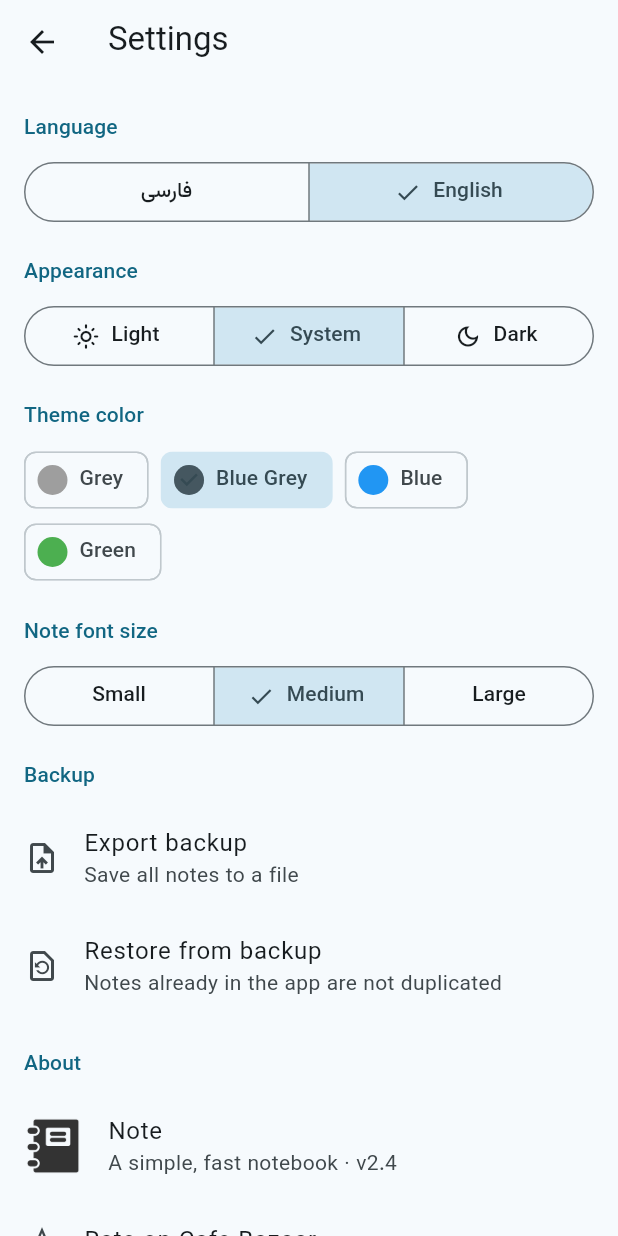
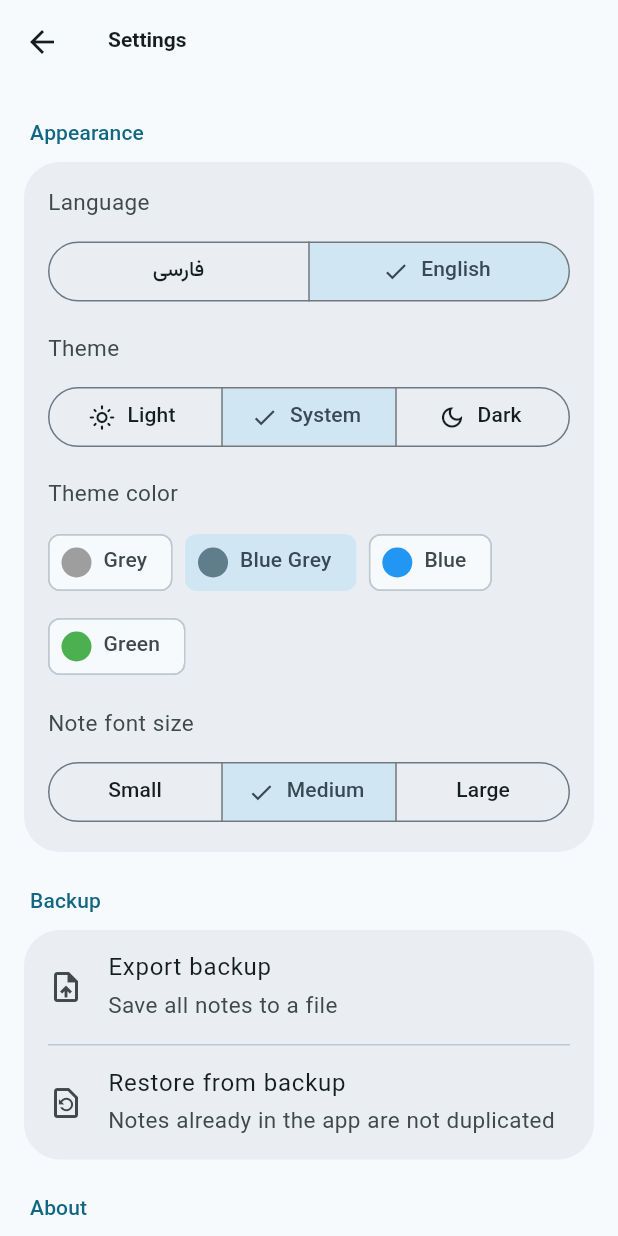
Before and after one commit to hadihmh/notpad-flutter, a Flutter app: the SettingsPage screen opened directly, after a tap on "English", on a phone screen of 412 x 824 dp. Run offline on Flutter 3.47's test engine with Material 3 defaults, Android fonts, the phone set to English and light mode, and no system bars; our stand-ins replace shared_preferences, sqflite; accounts and stored records are empty.

Commit message:
v2.5: visual redesign with a consistent spacing scale
- lib/theme.dart: 4/8-pt spacing scale, radii and Material 3 theme (Vazirmatn, Persian line height)
- Soft rounded cards without heavy shadow; floating search pill holds menu and view toggle
- Redesigned note palette with true dark-mode tints; stored v1 color keys unchanged
- 48px named color swatches (screen-reader labels); grouped settings; adaptive grid columns
- Extended 'New note' FAB, red destructive delete, richer empty states and drawer header

Co-Authored-By: Claude Opus 5.5 <noreply@anthropic.com>

```diff
--- a/lib/l10n.dart
+++ b/lib/l10n.dart
@@ -47,6 +47,15 @@ const fa = {
   'Trash is empty': 'سطل زباله خالی است',
   'Color': 'رنگ',
   'Default color': 'رنگ پیش‌فرض',
+  'Rose': 'گلبهی',
+  'Amber': 'کهربایی',
+  'Lemon': 'لیمویی',
+  'Lime': 'سبز روشن',
+  'Mint': 'نعنایی',
+  'Sky': 'آسمانی',
+  'Lavender': 'یاسی',
+  'Pink': 'صورتی',
+  'Sand': 'شنی',
   'Undo changes': 'لغو تغییرات',
   'Show checkboxes': 'نمایش چک‌باکس‌ها',
   'Hide checkboxes': 'حذف چک‌باکس‌ها',
@@ -55,6 +64,7 @@ const fa = {
   'Remove item': 'حذف مورد',
   'Title': 'عنوان',
   'Appearance': 'ظاهر',
+  'Theme': 'پوسته',
   'Light': 'روشن',
   'System': 'سیستم',
   'Dark': 'تیره',
--- a/lib/main.dart
+++ b/lib/main.dart
@@ -3,6 +3,7 @@ import 'package:flutter_localizations/flutter_localizations.dart';
 
 import 'data/settings.dart';
 import 'pages/home_page.dart';
+import 'theme.dart';
 
 Future<void> main() async {
   WidgetsFlutterBinding.ensureInitialized();
@@ -24,8 +25,8 @@ class NoteApp extends StatelessWidget {
         supportedLocales: const [Locale('fa'), Locale('en')],
         localizationsDelegates: GlobalMaterialLocalizations.delegates,
         themeMode: settings.themeMode,
-        theme: ThemeData(colorSchemeSeed: settings.seed, brightness: Brightness.light, fontFamily: 'Vazirmatn'),
-        darkTheme: ThemeData(colorSchemeSeed: settings.seed, brightness: Brightness.dark, fontFamily: 'Vazirmatn'),
+        theme: buildTheme(settings.seed, Brightness.light),
+        darkTheme: buildTheme(settings.seed, Brightness.dark),
         home: const HomePage(),
       ),
     );
--- a/lib/pages/home_page.dart
+++ b/lib/pages/home_page.dart
@@ -6,6 +6,7 @@ import '../data/note.dart';
 import '../data/notes_db.dart';
 import '../data/settings.dart';
 import '../l10n.dart';
+import '../theme.dart';
 import '../utils.dart';
 import 'note_page.dart';
 import 'settings_page.dart';
@@ -19,6 +20,7 @@ class HomePage extends StatefulWidget {
 
 class _HomePageState extends State<HomePage> {
   final _db = NotesDb.instance;
+  final _scaffold = GlobalKey<ScaffoldState>();
   Section _section = Section.notes;
   List<Note> _notes = [];
   String _query = '';
@@ -118,7 +120,14 @@ class _HomePageState extends State<HomePage> {
           content: Text(message),
           actions: [
             TextButton(onPressed: () => Navigator.pop(c, false), child: Text(tr('Cancel'))),
-            FilledButton(onPressed: () => Navigator.pop(c, true), child: Text(tr('Delete'))),
+            FilledButton(
+              style: FilledButton.styleFrom(
+                backgroundColor: Theme.of(c).colorScheme.error,
+                foregroundColor: Theme.of(c).colorScheme.onError,
+              ),
+              onPressed: () => Navigator.pop(c, true),
+              child: Text(tr('Delete')),
+            ),
           ],
         ),
       ) ??
@@ -139,6 +148,7 @@ class _HomePageState extends State<HomePage> {
               },
             );
         return SafeArea(
+          minimum: const EdgeInsets.only(bottom: Space.s),
           child: Column(mainAxisSize: MainAxisSize.min, children: [
             if (trash) ...[
               item(Icons.restore_from_trash_outlined, 'Restore', () => _restore(n)),
@@ -171,7 +181,14 @@ class _HomePageState extends State<HomePage> {
   @override
   Widget build(BuildContext context) {
     final notes = _visible;
+    final scheme = Theme.of(context).colorScheme;
+    final viewToggle = IconButton(
+      tooltip: settings.gridView ? tr('List view') : tr('Grid view'),
+      icon: Icon(settings.gridView ? Icons.view_agenda_outlined : Icons.grid_view_outlined),
+      onPressed: () => setState(settings.toggleGrid),
+    );
     return Scaffold(
+      key: _scaffold,
       drawer: NavigationDrawer(
         selectedIndex: _section.index,
         onDestinationSelected: (i) {
@@ -181,51 +198,73 @@ class _HomePageState extends State<HomePage> {
         },
         children: [
           Padding(
-            padding: const EdgeInsets.fromLTRB(28, 16, 16, 12),
-            child: Text(tr('Note'), style: Theme.of(context).textTheme.titleLarge),
+            padding: const EdgeInsetsDirectional.fromSTEB(28, Space.xl, Space.l, Space.l),
+            child: Row(children: [
+              ClipRRect(
+                borderRadius: BorderRadius.circular(Space.s),
+                child: Image.asset('Assets/logo-grey.png', width: 36, height: 36),
+              ),
+              const SizedBox(width: Space.m),
+              Text(tr('Note'), style: Theme.of(context).textTheme.titleLarge),
+            ]),
           ),
           for (final s in Section.values)
             NavigationDrawerDestination(icon: Icon(_icons[s]), label: Text(tr(_titles[s]!))),
-          const Divider(indent: 28, endIndent: 28),
+          const Padding(
+            padding: EdgeInsets.symmetric(horizontal: 28, vertical: Space.s),
+            child: Divider(),
+          ),
           NavigationDrawerDestination(icon: const Icon(Icons.settings_outlined), label: Text(tr('Settings'))),
         ],
       ),
-      appBar: AppBar(
-        title: _section == Section.notes
-            ? SearchBar(
+      appBar: _section == Section.notes
+          // Floating search pill holding the menu and view toggle, like a single toolbar.
+          ? AppBar(
+              automaticallyImplyLeading: false,
+              toolbarHeight: 72,
+              titleSpacing: Space.page,
+              title: SearchBar(
                 hintText: tr('Search your notes'),
-                elevation: const WidgetStatePropertyAll(0),
-                leading: const Icon(Icons.search),
+                leading: IconButton(
+                  tooltip: MaterialLocalizations.of(context).openAppDrawerTooltip,
+                  icon: const Icon(Icons.menu),
+                  onPressed: () => _scaffold.currentState?.openDrawer(),
+                ),
+                trailing: [viewToggle],
                 onChanged: (q) => setState(() => _query = q.trim()),
+              ),
             )
-            : Text(tr(_titles[_section]!)),
+          : AppBar(
+              title: Text(tr(_titles[_section]!)),
               actions: [
-          IconButton(
-            tooltip: settings.gridView ? tr('List view') : tr('Grid view'),
-            icon: Icon(settings.gridView ? Icons.view_agenda_outlined : Icons.grid_view),
-            onPressed: () => setState(settings.toggleGrid),
-          ),
+                viewToggle,
                 if (_section == Section.trash)
                   IconButton(
-                tooltip: tr('Empty trash'), icon: const Icon(Icons.delete_sweep_outlined), onPressed: _emptyTrash),
+                    tooltip: tr('Empty trash'),
+                    icon: const Icon(Icons.delete_sweep_outlined),
+                    onPressed: _emptyTrash,
+                  ),
+                const SizedBox(width: Space.xs),
               ],
             ),
       floatingActionButton: _section == Section.notes
-          ? FloatingActionButton(
-              tooltip: tr('New note'),
+          ? FloatingActionButton.extended(
               onPressed: () => _open(Note()),
-              child: const Icon(Icons.edit_outlined),
+              icon: const Icon(Icons.edit_outlined),
+              label: Text(tr('New note')),
             )
           : null,
       body: _loading
           ? const Center(child: CircularProgressIndicator())
           : notes.isEmpty
               ? _empty()
-              : MasonryGridView.count(
-                  padding: const EdgeInsets.fromLTRB(12, 8, 12, 96),
-                  crossAxisCount: settings.gridView ? 2 : 1,
-                  mainAxisSpacing: 8,
-                  crossAxisSpacing: 8,
+              : LayoutBuilder(
+                  // Columns follow the available width (phone 2, tablet 3-4), not the device.
+                  builder: (context, box) => MasonryGridView.count(
+                    padding: const EdgeInsets.fromLTRB(Space.page, Space.xs, Space.page, 96),
+                    crossAxisCount: settings.gridView ? (box.maxWidth / 220).floor().clamp(2, 5) : 1,
+                    mainAxisSpacing: Space.m,
+                    crossAxisSpacing: Space.m,
                     itemCount: notes.length,
                     itemBuilder: (_, i) => NoteCard(
                       note: notes[i],
@@ -234,6 +273,8 @@ class _HomePageState extends State<HomePage> {
                       onLongPress: () => _showActions(notes[i]),
                     ),
                   ),
+                ),
+      backgroundColor: scheme.surface,
     );
   }
 
@@ -245,13 +286,22 @@ class _HomePageState extends State<HomePage> {
             Section.archive => 'Archived notes appear here',
             Section.trash => 'Trash is empty',
           };
-    final color = Theme.of(context).colorScheme.outline;
+    final scheme = Theme.of(context).colorScheme;
     return Center(
+      child: Padding(
+        padding: const EdgeInsets.all(Space.xxl),
         child: Column(mainAxisSize: MainAxisSize.min, children: [
-        Icon(_icons[_section], size: 72, color: color),
-        const SizedBox(height: 12),
-        Text(tr(text), style: TextStyle(color: color)),
+          CircleAvatar(
+            radius: 48,
+            backgroundColor: scheme.surfaceContainerHigh,
+            child: Icon(_icons[_section], size: 44, color: scheme.primary),
+          ),
+          const SizedBox(height: Space.l),
+          Text(tr(text),
+              textAlign: TextAlign.center,
+              style: Theme.of(context).textTheme.bodyLarge?.copyWith(color: scheme.onSurfaceVariant)),
         ]),
+      ),
     );
   }
 }
@@ -266,41 +316,45 @@ class NoteCard extends StatelessWidget {
 
   @override
   Widget build(BuildContext context) {
-    final fg = noteForeground(note.color);
-    final text = Theme.of(context).textTheme;
+    final theme = Theme.of(context);
+    final bg = noteBackground(note.color, theme.brightness);
+    final fg = noteForeground(note.color, theme.brightness);
+    final text = theme.textTheme;
+    final hasTitle = note.title.trim().isNotEmpty, hasBody = note.content.trim().isNotEmpty;
     return Card(
-      margin: EdgeInsets.zero,
-      color: noteBackground(note.color),
+      color: bg,
+      // Tinted notes need no outline; default notes keep the theme's hairline border.
+      shape: bg == null ? null : RoundedRectangleBorder(borderRadius: BorderRadius.circular(Radii.card)),
       clipBehavior: Clip.antiAlias,
       child: InkWell(
         onTap: onTap,
         onLongPress: onLongPress,
-        child: Stack(children: [
-          if (note.pinned)
-            PositionedDirectional(
-              top: 8,
-              end: 8,
-              child: Icon(Icons.push_pin, size: 16, color: fg, semanticLabel: tr('Pinned')),
-            ),
-          Padding(
-            padding: EdgeInsetsDirectional.fromSTEB(14, 14, note.pinned ? 28 : 14, 14),
+        child: Padding(
+          padding: const EdgeInsets.all(Space.l),
           child: Column(crossAxisAlignment: CrossAxisAlignment.stretch, children: [
-              if (note.title.trim().isNotEmpty)
-                Text(note.title,
+            if (hasTitle || note.pinned)
+              Row(crossAxisAlignment: CrossAxisAlignment.start, children: [
+                Expanded(
+                  child: Text(note.title,
                       maxLines: 2,
                       overflow: TextOverflow.ellipsis,
                       textDirection: directionOf(note.title),
-                    style: text.titleMedium?.copyWith(color: fg, fontWeight: FontWeight.w600)),
-              if (note.title.trim().isNotEmpty && note.content.trim().isNotEmpty) const SizedBox(height: 6),
-              if (note.content.trim().isNotEmpty)
+                      style: text.titleMedium?.copyWith(color: fg)),
+                ),
+                if (note.pinned) ...[
+                  const SizedBox(width: Space.s),
+                  Icon(Icons.push_pin, size: 18, color: fg ?? theme.colorScheme.primary, semanticLabel: tr('Pinned')),
+                ],
+              ]),
+            if ((hasTitle || note.pinned) && hasBody) const SizedBox(height: Space.s),
+            if (hasBody)
               Text(checklistPreview(note.content).trim(),
                   maxLines: maxLines,
                   overflow: TextOverflow.ellipsis,
                   textDirection: directionOf(note.content),
-                    style: text.bodyMedium?.copyWith(color: fg)),
+                  style: text.bodyMedium?.copyWith(color: fg ?? theme.colorScheme.onSurfaceVariant)),
           ]),
         ),
-        ]),
       ),
     );
   }
--- a/lib/pages/settings_page.dart
+++ b/lib/pages/settings_page.dart
@@ -8,6 +8,7 @@ import '../data/notes_db.dart';
 import '../data/settings.dart';
 import '../utils.dart';
 import '../l10n.dart';
+import '../theme.dart';
 
 class SettingsPage extends StatelessWidget {
   const SettingsPage({super.key});
@@ -20,94 +21,116 @@ class SettingsPage extends StatelessWidget {
 
   @override
   Widget build(BuildContext context) {
-    final header = Theme.of(context).textTheme.titleSmall?.copyWith(color: Theme.of(context).colorScheme.primary);
-    Widget section(String title) => Padding(
-          padding: const EdgeInsets.fromLTRB(16, 20, 16, 8),
-          child: Text(tr(title), style: header),
+    final theme = Theme.of(context);
+
+    // A titled group of settings inside one rounded surface.
+    Widget group(String title, List<Widget> children) => Padding(
+          padding: const EdgeInsets.fromLTRB(Space.page, Space.xl, Space.page, 0),
+          child: Column(crossAxisAlignment: CrossAxisAlignment.stretch, children: [
+            Padding(
+              padding: const EdgeInsetsDirectional.only(start: Space.xs, bottom: Space.s),
+              child: Text(tr(title), style: theme.textTheme.titleSmall?.copyWith(color: theme.colorScheme.primary)),
+            ),
+            Card(
+              shape: RoundedRectangleBorder(borderRadius: BorderRadius.circular(Radii.group)),
+              color: theme.colorScheme.surfaceContainer,
+              clipBehavior: Clip.antiAlias,
+              child: Column(crossAxisAlignment: CrossAxisAlignment.stretch, children: children),
+            ),
+          ]),
+        );
+    // Label sits 8 from its control and 16 from the previous control, so pairs read as pairs.
+    Widget padded(Widget child) =>
+        Padding(padding: const EdgeInsets.fromLTRB(Space.l, Space.s, Space.l, 0), child: child);
+    Widget label(String text) => Padding(
+          padding: const EdgeInsets.fromLTRB(Space.l, Space.l, Space.l, 0),
+          child: Text(tr(text), style: theme.textTheme.bodyMedium?.copyWith(color: theme.colorScheme.onSurfaceVariant)),
         );
 
     return Scaffold(
       appBar: AppBar(title: Text(tr('Settings'))),
       body: ListenableBuilder(
         listenable: settings,
-        builder: (context, _) => ListView(children: [
-          section('Language'),
-          Padding(
-            padding: const EdgeInsets.symmetric(horizontal: 16),
-            child: SegmentedButton<String>(
+        builder: (context, _) => ListView(padding: const EdgeInsets.only(bottom: Space.xxl), children: [
+          group('Appearance', [
+            label('Language'),
+            padded(SegmentedButton<String>(
               segments: const [
                 ButtonSegment(value: 'fa', label: Text('فارسی')),
                 ButtonSegment(value: 'en', label: Text('English')),
               ],
               selected: {settings.lang},
               onSelectionChanged: (s) => settings.setLang(s.first),
-            ),
-          ),
-          section('Appearance'),
-          Padding(
-            padding: const EdgeInsets.symmetric(horizontal: 16),
-            child: SegmentedButton<ThemeMode>(
+            )),
+            label('Theme'),
+            padded(SegmentedButton<ThemeMode>(
               segments: [
-                ButtonSegment(value: ThemeMode.light, icon: Icon(Icons.light_mode_outlined), label: Text(tr('Light'))),
                 ButtonSegment(
-                    value: ThemeMode.system, icon: Icon(Icons.brightness_auto_outlined), label: Text(tr('System'))),
-                ButtonSegment(value: ThemeMode.dark, icon: Icon(Icons.dark_mode_outlined), label: Text(tr('Dark'))),
+                    value: ThemeMode.light, icon: const Icon(Icons.light_mode_outlined), label: Text(tr('Light'))),
+                ButtonSegment(
+                    value: ThemeMode.system,
+                    icon: const Icon(Icons.brightness_auto_outlined),
+                    label: Text(tr('System'))),
+                ButtonSegment(
+                    value: ThemeMode.dark, icon: const Icon(Icons.dark_mode_outlined), label: Text(tr('Dark'))),
               ],
               selected: {settings.themeMode},
               onSelectionChanged: (s) => settings.setThemeMode(s.first),
-            ),
-          ),
-          section('Theme color'),
-          Padding(
-            padding: const EdgeInsets.symmetric(horizontal: 16),
-            child: Wrap(spacing: 8, children: [
+            )),
+            label('Theme color'),
+            padded(Wrap(spacing: Space.s, runSpacing: Space.s, children: [
               for (var i = 0; i < AppSettings.themeSeeds.length; i++)
                 ChoiceChip(
                   avatar: CircleAvatar(backgroundColor: AppSettings.themeSeeds[i]),
                   label: Text(tr(AppSettings.themeNames[i])),
                   selected: settings.themeIndex == i,
+                  showCheckmark: false,
                   onSelected: (_) => settings.setTheme(i),
                 ),
-            ]),
-          ),
-          section('Note font size'),
-          Padding(
-            padding: const EdgeInsets.symmetric(horizontal: 16),
-            child: SegmentedButton<int>(
+            ])),
+            label('Note font size'),
+            padded(SegmentedButton<int>(
               segments: [
                 for (var i = 0; i < AppSettings.fontNames.length; i++)
                   ButtonSegment(value: i, label: Text(tr(AppSettings.fontNames[i]))),
               ],
               selected: {settings.fontIndex},
               onSelectionChanged: (s) => settings.setFont(s.first),
-            ),
-          ),
-          section('Backup'),
+            )),
+            const SizedBox(height: Space.l),
+          ]),
+          group('Backup', [
             ListTile(
               leading: const Icon(Icons.upload_file_outlined),
               title: Text(tr('Export backup')),
               subtitle: Text(tr('Save all notes to a file')),
               onTap: () => _export(context),
             ),
+            const Divider(height: 1, indent: Space.l, endIndent: Space.l),
             ListTile(
               leading: const Icon(Icons.restore_page_outlined),
               title: Text(tr('Restore from backup')),
               subtitle: Text(tr('Notes already in the app are not duplicated')),
               onTap: () => _restore(context),
             ),
-          section('About'),
+          ]),
+          group('About', [
             ListTile(
               leading: ClipRRect(
-                borderRadius: BorderRadius.circular(8), child: Image.asset('Assets/logo-grey.png', width: 40)),
+                  borderRadius: BorderRadius.circular(Space.s), child: Image.asset('Assets/logo-grey.png', width: 40)),
               title: Text(tr('Note')),
-            subtitle: Text(tr('A simple, fast notebook · v{v}', {'v': '2.4'})),
+              subtitle: Text(tr('A simple, fast notebook · v{v}', {'v': '2.5'})),
             ),
-          for (final (icon, label, url) in _links)
+            for (final (icon, text, url) in _links) ...[
+              const Divider(height: 1, indent: Space.l, endIndent: Space.l),
               ListTile(
                 leading: Icon(icon),
-              title: Text(tr(label)),
+                title: Text(tr(text)),
+                trailing: const Icon(Icons.open_in_new, size: 18),
                 onTap: () => launchUrl(Uri.parse(url), mode: LaunchMode.externalApplication),
               ),
+            ],
+          ]),
         ]),
       ),
     );
--- /dev/null
+++ b/lib/theme.dart
@@ -0,0 +1,107 @@
+import 'package:flutter/material.dart';
+
+/// Spacing scale (4-pt grid). Use these instead of raw numbers so screens stay proportional.
+abstract final class Space {
+  static const xs = 4.0;
+  static const s = 8.0;
+  static const m = 12.0;
+  static const l = 16.0;
+  static const xl = 24.0;
+  static const xxl = 32.0;
+
+  /// Horizontal page margin, used by every screen.
+  static const page = l;
+}
+
+abstract final class Radii {
+  static const card = 20.0;
+  static const group = 24.0;
+}
+
+/// A note color: the stored key (kept from v1 so old notes keep their color) and its display tints.
+typedef NoteTint = ({int key, String name, Color light, Color dark});
+
+/// Calm "paper" pastels with a real dark counterpart. Text on every tint is >= 9:1.
+const noteTints = <NoteTint>[
+  (key: 0xffffffff, name: 'Default color', light: Color(0x00000000), dark: Color(0x00000000)),
+  (key: 0xfff28b81, name: 'Rose', light: Color(0xfff9d3cf), dark: Color(0xff5c2b2b)),
+  (key: 0xfff7bd02, name: 'Amber', light: Color(0xfffbe2a8), dark: Color(0xff5a4210)),
+  (key: 0xfffbf476, name: 'Lemon', light: Color(0xfffaf3b5), dark: Color(0xff4f4a1c)),
+  (key: 0xffcdff90, name: 'Lime', light: Color(0xffe3f2c9), dark: Color(0xff354a22)),
+  (key: 0xffa7feeb, name: 'Mint', light: Color(0xffcdefe4), dark: Color(0xff1f4a40)),
+  (key: 0xffcbf0f8, name: 'Sky', light: Color(0xffd5ecf4), dark: Color(0xff1e4250)),
+  (key: 0xffafcbfa, name: 'Blue', light: Color(0xffd3def8), dark: Color(0xff263a5e)),
+  (key: 0xffd7aefc, name: 'Lavender', light: Color(0xffe4d5f7), dark: Color(0xff3d2d57)),
+  (key: 0xfffbcfe9, name: 'Pink', light: Color(0xfff8d9e8), dark: Color(0xff57304a)),
+  (key: 0xffe6c9a9, name: 'Sand', light: Color(0xffecddcb), dark: Color(0xff4a3b2c)),
+  (key: 0xffe9eaee, name: 'Grey', light: Color(0xffe6e7eb), dark: Color(0xff3a3c42)),
+];
+
+/// Card/page background for a stored note color; null = theme surface (the default "white" note).
+Color? noteBackground(int key, Brightness b) {
+  if (key == 0xffffffff) return null;
+  for (final t in noteTints) {
+    if (t.key == key) return b == Brightness.dark ? t.dark : t.light;
+  }
+  // Unknown value (e.g. from an edited backup): as stored, deepened in dark mode.
+  return b == Brightness.dark ? Color.lerp(Color(key), const Color(0xff000000), 0.7) : Color(key);
+}
+
+/// Text color on a tinted note; null = theme default.
+Color? noteForeground(int key, Brightness b) {
+  if (key == 0xffffffff) return null;
+  return b == Brightness.dark ? const Color(0xffeeeae6) : const Color(0xff1f1b16);
+}
+
+ThemeData buildTheme(Color seed, Brightness brightness) {
+  final scheme = ColorScheme.fromSeed(seedColor: seed, brightness: brightness);
+  final base = ThemeData(colorScheme: scheme, fontFamily: 'Vazirmatn');
+  final t = base.textTheme;
+  return base.copyWith(
+    // Persian script needs more leading than Latin defaults.
+    textTheme: t.copyWith(
+      bodyLarge: t.bodyLarge?.copyWith(height: 1.7),
+      bodyMedium: t.bodyMedium?.copyWith(fontSize: 15, height: 1.65),
+      titleMedium: t.titleMedium?.copyWith(fontWeight: FontWeight.w700, height: 1.5),
+      titleLarge: t.titleLarge?.copyWith(fontWeight: FontWeight.w700),
+    ),
+    scaffoldBackgroundColor: scheme.surface,
+    appBarTheme: AppBarTheme(
+      backgroundColor: scheme.surface,
+      surfaceTintColor: Colors.transparent,
+      scrolledUnderElevation: 0,
+      titleTextStyle: t.titleLarge?.copyWith(fontWeight: FontWeight.w700, color: scheme.onSurface),
+    ),
+    cardTheme: CardThemeData(
+      elevation: 0,
+      margin: EdgeInsets.zero,
+      color: scheme.surfaceContainerLow,
+      shape: RoundedRectangleBorder(
+        borderRadius: BorderRadius.circular(Radii.card),
+        side: BorderSide(color: scheme.outlineVariant.withValues(alpha: 0.6)),
+      ),
+    ),
+    floatingActionButtonTheme: FloatingActionButtonThemeData(
+      elevation: 2,
+      highlightElevation: 4,
+      backgroundColor: scheme.primaryContainer,
+      foregroundColor: scheme.onPrimaryContainer,
+      shape: RoundedRectangleBorder(borderRadius: BorderRadius.circular(Space.l)),
+    ),
+    snackBarTheme: SnackBarThemeData(
+      behavior: SnackBarBehavior.floating,
+      shape: RoundedRectangleBorder(borderRadius: BorderRadius.circular(Space.m)),
+    ),
+    bottomSheetTheme: const BottomSheetThemeData(showDragHandle: true),
+    listTileTheme: const ListTileThemeData(
+      contentPadding: EdgeInsets.symmetric(horizontal: Space.l),
+      minVerticalPadding: Space.m,
+    ),
+    searchBarTheme: SearchBarThemeData(
+      elevation: const WidgetStatePropertyAll(0),
+      backgroundColor: WidgetStatePropertyAll(scheme.surfaceContainerHigh),
+      constraints: const BoxConstraints(minHeight: 52),
+      padding: const WidgetStatePropertyAll(EdgeInsets.symmetric(horizontal: Space.xs)),
+    ),
+  );
+}
--- a/pubspec.yaml
+++ b/pubspec.yaml
@@ -1,7 +1,7 @@
 name: note
 description: Simple NoteBook
 publish_to: none
-version: 2.4.0+14
+version: 2.5.0+15
 
 environment:
   sdk: ^3.5.0
```
Also changed, not shown: lib/pages/note_page.dart (+63 -28 lines), lib/utils.dart (+0 -11 lines), 2 other files. Lines whose indentation alone changed are shown as unchanged.
